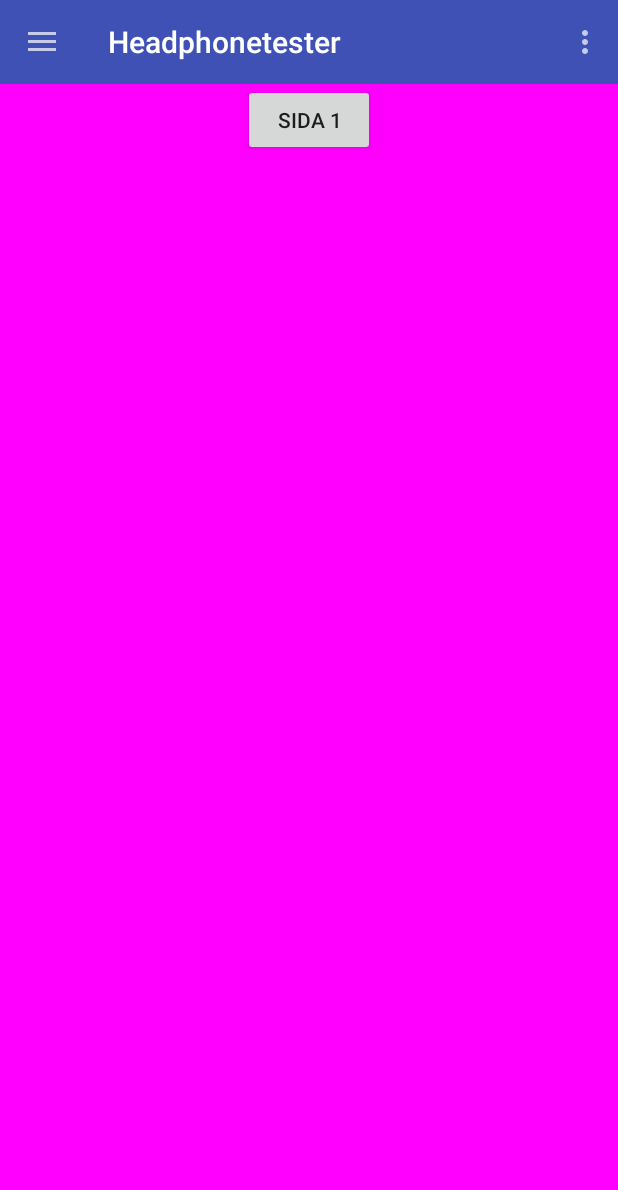
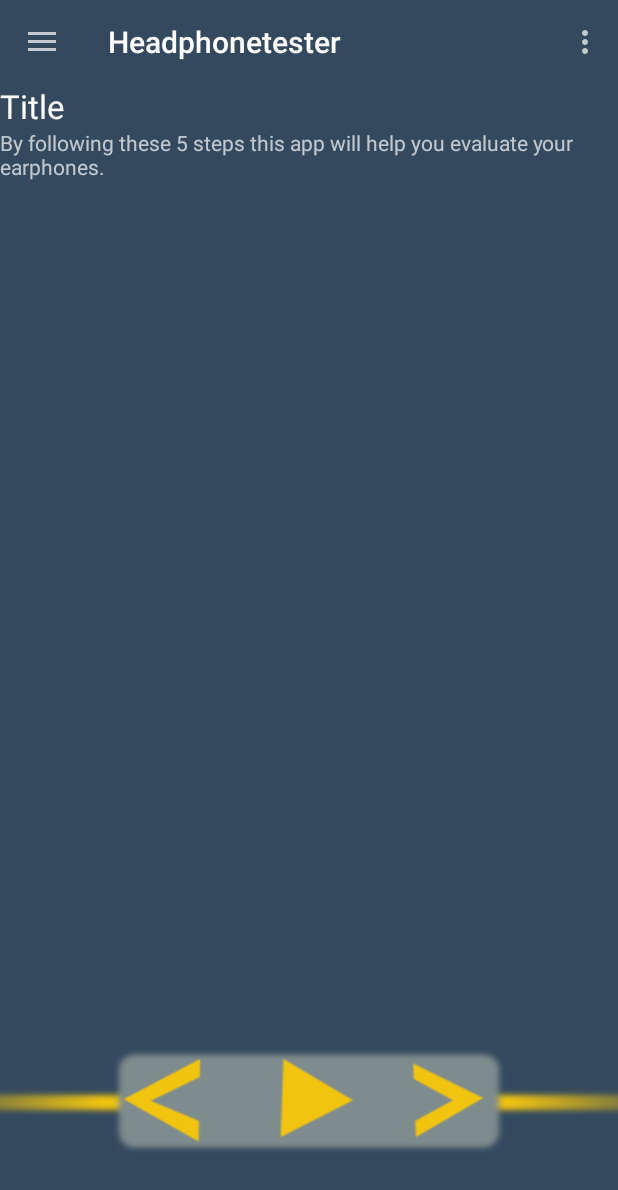
Before and after one commit to whey86/headphonetester, an Android app: the fragment SoundTestFragment placed in its activity, on a phone screen of 412 x 824 dp. Shown: the top 1190 px of the screen. Run offline under Robolectric (Android 15) with nearby library versions, the phone set to English and light mode, and no system bars; our stand-ins replace ButterKnife; 2 statements that could not run were skipped.

Commit message:
not much

```diff
--- a/app/src/main/java/com/erikle2/headphonetester/MainActivity.java
+++ b/app/src/main/java/com/erikle2/headphonetester/MainActivity.java
@@ -77,7 +77,7 @@ public class MainActivity extends AppCompatActivity implements ITalkToMain {
                     mDrawerlayout.closeDrawers();
                     Toast.makeText(MainActivity.this, "Item clicked " + pos, Toast.LENGTH_LONG);
 
-                    mFragmentHandler.setFragment(pos);
+                    mFragmentHandler.setNaviFragment(pos);
 
                     return true;
 
--- a/app/src/main/java/com/erikle2/headphonetester/soundtest/IControllFragments.java
+++ b/app/src/main/java/com/erikle2/headphonetester/soundtest/ITalkToFragmentControl.java
@@ -3,7 +3,7 @@ package com.erikle2.headphonetester.soundtest;
 /**
  * Created by Erik on 24/01/2016.
  */
-public interface IControllFragments {
+public interface ITalkToFragmentControl {
     void nextFragment();
     void previousFragment();
 }
--- /dev/null
+++ b/app/src/main/java/com/erikle2/headphonetester/soundtest/SoundFragmentBase.java
@@ -0,0 +1,32 @@
+package com.erikle2.headphonetester.soundtest;
+
+import android.app.Fragment;
+import android.widget.Button;
+
+/**
+ * Created by Erik on 26/01/2016.
+ */
+public abstract class SoundFragmentBase extends Fragment {
+
+    /**
+     * Buttons to navigate between tests
+     */
+    Button btnNext, btnPrevious;
+
+    /**
+     * Name of fragment
+     */
+    String name;
+
+    /**
+     *  Contains info about the test madein the fragment
+     */
+    String info;
+
+    void play() {
+
+    }
+    void stop(){
+
+    }
+}
--- a/app/src/main/java/com/erikle2/headphonetester/soundtest/SoundTestFragment.java
+++ b/app/src/main/java/com/erikle2/headphonetester/soundtest/SoundTestFragment.java
@@ -4,6 +4,7 @@ import android.app.Fragment;
 import android.app.FragmentManager;
 import android.app.FragmentTransaction;
 import android.os.Bundle;
+import android.util.Log;
 import android.view.LayoutInflater;
 import android.view.View;
 import android.view.ViewGroup;
@@ -12,18 +13,16 @@ import android.widget.Toast;
 
 import com.erikle2.headphonetester.R;
 
-import butterknife.Bind;
 import butterknife.ButterKnife;
 import butterknife.OnClick;
 
 /**
  * Created by Erik on 16/01/2016.
  */
-public class SoundTestFragment extends Fragment {
-    @Bind(R.id.button)
-    Button button;
+public class SoundTestFragment extends SoundFragmentBase {
 
-
+    public SoundTestFragment() {
+    }
     @Override
     public void onCreate(Bundle savedInstanceState) {
         super.onCreate(savedInstanceState);
@@ -34,7 +33,8 @@ public class SoundTestFragment extends Fragment {
 
         View view = inflater.inflate(R.layout.soundtest_layout, container, false);
         ButterKnife.bind(this, view);
-        button.setText("SIDA 1");
+        Button b = (Button) view.findViewById(R.id.button);
+        b.setText(getArguments().getString("name"));
         return view;
     }
 
@@ -42,15 +42,15 @@ public class SoundTestFragment extends Fragment {
     public void onViewCreated(View view, Bundle savedInstanceState) {
         super.onViewCreated(view, savedInstanceState);
     }
-    @OnClick(R.id.button)
+    @OnClick(R.id.btnNext)
     void onNext(){
         Toast.makeText(getActivity(), "CLICKING TEST", Toast.LENGTH_SHORT).show();
-
-        FragmentManager fm = getActivity().getFragmentManager();
+        FragmentManager fm  = getActivity().getFragmentManager();
         FragmentTransaction ft = fm.beginTransaction();
 
-        Fragment f = new SoundTestFragment2();
-        ft.replace(R.id.fragment_container,f);
+        // Check that fragment is not out of bounds
+        ft.replace(R.id.fragment_container,SoundTestFragment.newInstance("Test 2", "New info string"));
+        ft.setTransition(ft.TRANSIT_FRAGMENT_OPEN);
         ft.commit();
     }
 
@@ -59,11 +59,15 @@ public class SoundTestFragment extends Fragment {
         super.onResume();
     }
 
-    public static SoundTestFragment newInstance() {
+    public static SoundTestFragment newInstance(String name, String info ) {
 
         Bundle args = new Bundle();
+        args.putString("info","info");
+        args.putString("name","test1");
+        args.putInt("sound",0);
         SoundTestFragment fragment = new SoundTestFragment();
         fragment.setArguments(args);
         return fragment;
     }
+
 }
--- a/app/src/main/java/com/erikle2/headphonetester/soundtest/SoundfragmentHandler.java
+++ b/app/src/main/java/com/erikle2/headphonetester/soundtest/SoundfragmentHandler.java
@@ -5,8 +5,6 @@ import android.app.Fragment;
 import android.app.FragmentManager;
 import android.app.FragmentTransaction;
 import android.util.Log;
-import android.widget.Switch;
-import android.widget.Toast;
 
 import com.erikle2.headphonetester.MainActivity;
 import com.erikle2.headphonetester.R;
@@ -14,12 +12,10 @@ import com.erikle2.headphonetester.R;
 /**
  * Created by Erik on 24/01/2016.
  */
-public class SoundfragmentHandler implements IControllFragments{
+public class SoundfragmentHandler implements ITalkToFragmentControl {
 
     private int CURRENT_FRAGMENT = 0;
     private int NUMBER_OF_FRAGMENTS = 3;
-
-    private Fragment[] fragmentHolder = new Fragment[3];
 
     private final int FRAGMENT_MAIN = R.id.fragment_container;
 
@@ -30,6 +26,8 @@ public class SoundfragmentHandler implements IControllFragments{
     }
 
     /**
+     *
+     *
      * Move to next stage of the sound test.
      * Replaces the main view with next testfragment
      */
@@ -39,17 +37,14 @@ public class SoundfragmentHandler implements IControllFragments{
         FragmentTransaction ft = fm.beginTransaction();
 
         CURRENT_FRAGMENT = CURRENT_FRAGMENT +1;
-
         // Check that fragment is not out of bounds
         if(CURRENT_FRAGMENT > NUMBER_OF_FRAGMENTS){
             Log.e("SoundFragmenthandler", "Fragments out of bounds");
             return;
         }
-        if(fragmentHolder[CURRENT_FRAGMENT] == null){
-            fragmentHolder[CURRENT_FRAGMENT] = createFragment(CURRENT_FRAGMENT);
-        }
+        ft.replace(FRAGMENT_MAIN, createFragment(CURRENT_FRAGMENT + 1));
 
-        ft.replace(FRAGMENT_MAIN,fragmentHolder[CURRENT_FRAGMENT]);
+        ft.setTransition(ft.TRANSIT_FRAGMENT_OPEN);
         ft.commit();
     }
 
--- a/app/src/main/res/layout/soundtest_layout.xml
+++ b/app/src/main/res/layout/soundtest_layout.xml
@@ -1,15 +1,56 @@
 <?xml version="1.0" encoding="utf-8"?>
-<LinearLayout xmlns:android="http://schemas.android.com/apk/res/android"
+<RelativeLayout xmlns:android="http://schemas.android.com/apk/res/android"
     android:orientation="vertical"
     android:layout_below="@+id/toolbar"
     android:layout_width="match_parent"
     android:layout_height="match_parent"
-    android:background="#FF00FF">
+    android:background="@color/colorPrimary">
 
-    <Button
+    <TextView
         android:layout_width="wrap_content"
         android:layout_height="wrap_content"
-        android:text="Testbutton"
-        android:id="@+id/button"
-        android:layout_gravity="center_horizontal" />
-</LinearLayout>
+        android:textAppearance="?android:attr/textAppearanceLarge"
+        android:text="Title"
+        android:id="@+id/tvTestTitle"
+        android:layout_gravity="center_horizontal|top" />
+    <TextView
+        android:layout_below="@+id/tvTestTitle"
+        android:layout_width="wrap_content"
+        android:layout_height="wrap_content"
+        android:text="By following these 5 steps this app will help you evaluate your earphones."
+        android:id="@+id/tvTestInfo"
+        android:layout_gravity="center_horizontal|top" />
+
+
+        <LinearLayout
+            android:orientation="horizontal"
+            android:layout_width="match_parent"
+            android:layout_height="wrap_content"
+            android:layout_alignParentBottom="true"
+            android:background="@drawable/line_horizontal"
+            android:gravity="center">
+            <Button
+            android:layout_below="@+id/tvTestInfo"
+            android:layout_width="wrap_content"
+            android:layout_height="wrap_content"
+            android:id="@+id/btnBack"
+            android:background="@drawable/btn1_01"
+            android:layout_gravity="center" />
+            <Button
+                android:layout_below="@+id/tvTestInfo"
+                android:layout_width="wrap_content"
+                android:layout_height="wrap_content"
+                android:id="@+id/btnStartStop"
+                android:background="@drawable/btn1_02"
+                android:layout_gravity="center" />
+            <Button
+                android:layout_below="@+id/tvTestInfo"
+                android:layout_width="wrap_content"
+                android:layout_height="wrap_content"
+                android:id="@+id/btnNext"
+                android:background="@drawable/btn1_03"
+                android:layout_gravity="center" />
+
+        </LinearLayout>
+
+</RelativeLayout>
--- a/app/src/main/res/values/colors.xml
+++ b/app/src/main/res/values/colors.xml
@@ -1,6 +1,7 @@
 <?xml version="1.0" encoding="utf-8"?>
 <resources>
-    <color name="colorPrimary">#3F51B5</color>
-    <color name="colorPrimaryDark">#303F9F</color>
-    <color name="colorAccent">#FF4081</color>
+    <color name="colorPrimary">#34495e</color>
+    <color name="colorPrimaryDark">#2c3e50</color>
+    <color name="colorAccent">#f1c40f</color>
+    <color name="colorPrimaryLight">#7f8c8d</color>
 </resources>
--- a/app/src/main/res/values/styles.xml
+++ b/app/src/main/res/values/styles.xml
@@ -1,7 +1,7 @@
 <resources>
 
     <!-- Base application theme. -->
-    <style name="AppTheme" parent="Theme.AppCompat.Light.NoActionBar">
+    <style name="AppTheme" parent="Theme.AppCompat.NoActionBar">
         <!-- Customize your theme here. -->
         <item name="colorPrimary">@color/colorPrimary</item>
         <item name="colorPrimaryDark">@color/colorPrimaryDark</item>
```
Also changed, not shown: app/src/main/java/com/erikle2/headphonetester/FragmentHandler.java (+33 -17 lines), app/src/main/res/drawable/btn1_01.png (added), app/src/main/res/drawable/btn1_02.png (added), app/src/main/res/drawable/btn1_03.png (added), app/src/main/res/drawable/buttons/btn1_01.png (added), app/src/main/res/drawable/buttons/btn1_02.png (added), app/src/main/res/drawable/buttons/btn1_03.png (added), app/src/main/res/drawable/line_horizontal.png (added).
